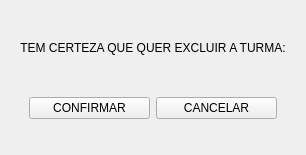
Old version of the form App/view/ui/deleteClass.ui in the repository Caiquef80/Gerenciamento-Escolar.
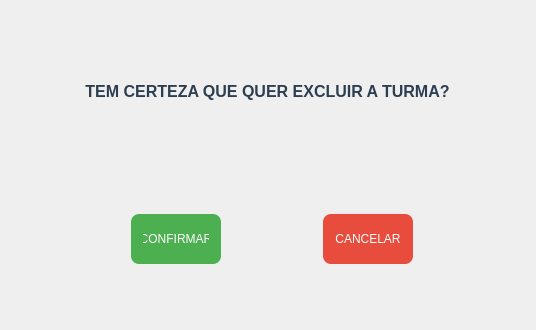
New version of the form. Icons and pictures are not drawn.

Commit message: feat(tela deleteClass e registerParent) (#71)

```diff
--- a/App/view/ui/deleteClass.ui
+++ b/App/view/ui/deleteClass.ui
@@ -6,21 +6,61 @@
    <rect>
     <x>0</x>
     <y>0</y>
-    <width>280</width>
-    <height>155</height>
+    <width>536</width>
+    <height>330</height>
    </rect>
   </property>
   <property name="windowTitle">
    <string>Form</string>
   </property>
-  <layout class="QVBoxLayout" name="verticalLayout_2">
-   <item>
+  <property name="windowIcon">
+   <iconset>
+    <normaloff>imagens/68045.png</normaloff>imagens/68045.png</iconset>
+  </property>
+  <property name="styleSheet">
+   <string notr="true">QLabel {
+    font-family: &quot;Segoe UI&quot;, &quot;Arial&quot;, sans-serif;
+    font-size: 16px;
+    font-weight: 500;   
+    color: #2c3e50;     
+}
+QPushButton {
+    background-color: #4CAF50;
+    color: white;
+    border-radius: 8px;
+    padding: 6px 12px;
+}
+
+QPushButton:hover {
+    background-color: #45a049;
+}
+
+QPushButton:pressed {
+    background-color: #3d8b40;
+}
+QPushButton#cancelarExTurma {
+    background-color: #e74c3c;  
+    color: white;
+    border-radius: 8px;
+    padding: 6px 12px;
+}
+
+QPushButton#cancelarExTurma:hover {
+    background-color: #d62c1a;  
+}
+
+QPushButton#cancelarExTurma:pressed {
+    background-color: #b82414;  
+}</string>
+  </property>
+  <layout class="QGridLayout" name="gridLayout">
+   <item row="0" column="0">
     <widget class="QWidget" name="widget" native="true">
      <layout class="QVBoxLayout" name="verticalLayout">
-      <item>
+      <item alignment="Qt::AlignHCenter">
        <widget class="QLabel" name="excluirTurmaLabel">
         <property name="text">
-         <string>TEM CERTEZA QUE QUER EXCLUIR A TURMA:</string>
+         <string>TEM CERTEZA QUE QUER EXCLUIR A TURMA?</string>
         </property>
         <property name="alignment">
          <set>Qt::AlignCenter</set>
@@ -29,9 +69,30 @@
       </item>
       <item>
        <widget class="QWidget" name="widget_2" native="true">
-        <layout class="QHBoxLayout" name="horizontalLayout">
+        <layout class="QHBoxLayout" name="horizontalLayout" stretch="0,0">
+         <property name="spacing">
+          <number>0</number>
+         </property>
+         <property name="leftMargin">
+          <number>9</number>
+         </property>
+         <property name="topMargin">
+          <number>0</number>
+         </property>
+         <property name="rightMargin">
+          <number>0</number>
+         </property>
+         <property name="bottomMargin">
+          <number>0</number>
+         </property>
          <item>
           <widget class="QPushButton" name="confirmarExTurma">
+           <property name="maximumSize">
+            <size>
+             <width>90</width>
+             <height>50</height>
+            </size>
+           </property>
            <property name="text">
             <string>CONFIRMAR</string>
            </property>
@@ -39,6 +100,12 @@
          </item>
          <item>
           <widget class="QPushButton" name="cancelarExTurma">
+           <property name="maximumSize">
+            <size>
+             <width>90</width>
+             <height>50</height>
+            </size>
+           </property>
            <property name="text">
             <string>CANCELAR</string>
            </property>
```
Left out of the diff: 2 changed lines with no effect on the pictures. The commit also changes 9 other files.
